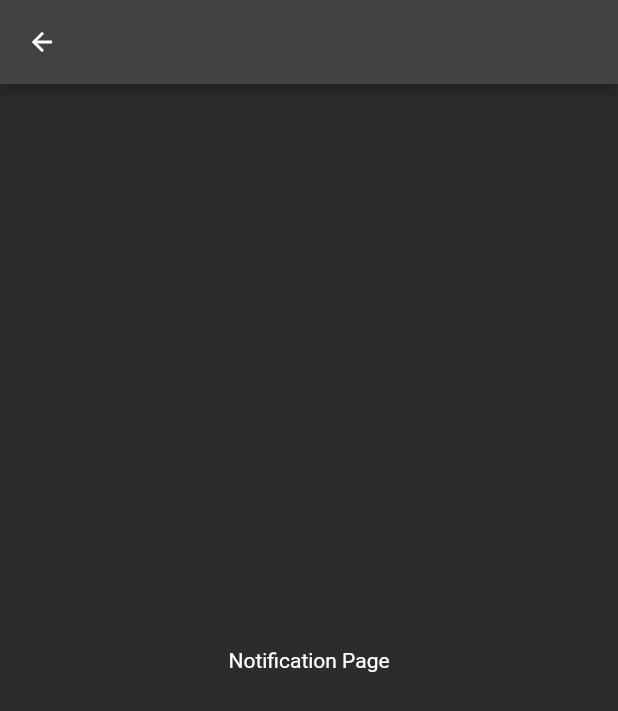
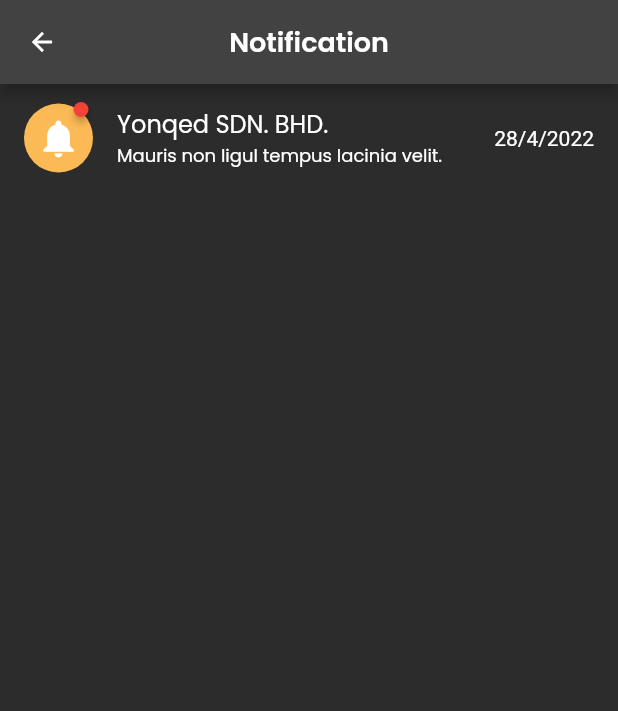
Before and after one commit to Abubakarshaikh/9coin, a Flutter app: the NotificationPage screen opened directly, on a phone screen of 412 x 824 dp. Shown: the top 711 px of the screen. Run offline on Flutter 3.47's test engine with Material 2 defaults, Android fonts, the phone set to English and light mode, and no system bars; drawn by our look-alikes of badges.

Commit message:
changes notification page

```diff
--- a/lib/features/notification/notifications_page.dart
+++ b/lib/features/notification/notifications_page.dart
@@ -1,4 +1,7 @@
+import 'package:badges/badges.dart';
 import 'package:flutter/material.dart';
+import 'package:ninecoin/colors/colors.dart';
+import 'package:ninecoin/typography/text_styles.dart';
 
 class NotificationPage extends StatelessWidget {
   static route() {
@@ -10,10 +13,58 @@ class NotificationPage extends StatelessWidget {
   @override
   Widget build(BuildContext context) {
     return Scaffold(
-      appBar: AppBar(),
-      body: const Center(
-        child: Text("Notification Page"),
+      appBar: AppBar(
+        centerTitle: true,
+        title: Text("Notification", style: CoinTextStyle.title1),
+      ),
+      body: Column(
+        children: [
+          Container(
+            child: ListTile(
+              leading: CircleNotificationIcon(
+                  icon: Badge(
+                    position: BadgePosition.topEnd(top: -17, end: -5),
+                    badgeContent: const Text(''),
+                    child: const Icon(
+                      Icons.notifications,
+                      color: Colors.white,
+                      size: 30,
+                    ),
+                  ),
+                  color: CoinColors.orange),
+              title: Text(
+                "Yonqed SDN. BHD.",
+                style: CoinTextStyle.title2,
+              ),
+              subtitle: Text(
+                "Mauris non ligul tempus lacinia velit.",
+                style: CoinTextStyle.title4,
+              ),
+              trailing: Text("28/4/2022"),
+            ),
+          )
+        ],
       ),
     );
   }
 }
+
+class CircleNotificationIcon extends StatelessWidget {
+  const CircleNotificationIcon(
+      {Key? key, required this.icon, required this.color})
+      : super(key: key);
+  final Widget icon;
+  final Color color;
+
+  @override
+  Widget build(BuildContext context) {
+    return Container(
+      padding: const EdgeInsets.all(8.0),
+      decoration: BoxDecoration(
+        shape: BoxShape.circle,
+        color: color,
+      ),
+      child: icon,
+    );
+  }
+}
```
Also changed, not shown: lib/features/auth/ui/forgot_password_page.dart (+75 -3 lines), lib/features/auth/ui/login_page.dart (+10 -4 lines), lib/features/auth/ui/signup_page.dart (+2 -25 lines).
